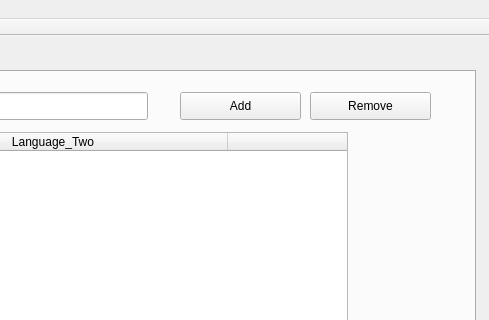
Old version of the form ui_files/mainWindow.ui in the repository LarsThore/Vokabeltrainer; both pictures show x 605 to 1094 and y 0 to 320 of the 1094 by 782 pixel window.
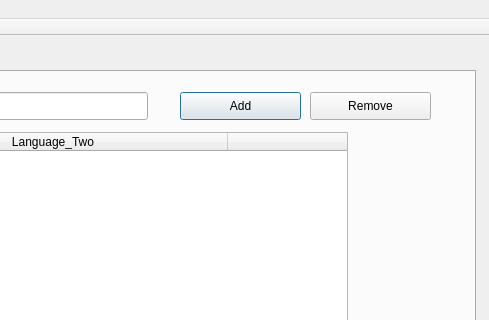
New version of the form. The open tabs and pages were chosen to show the change.

Patch:
```diff
--- a/ui_files/mainWindow.ui
+++ b/ui_files/mainWindow.ui
@@ -475,6 +475,9 @@
       <property name="text">
        <string>Add</string>
       </property>
+      <property name="default">
+       <bool>true</bool>
+      </property>
      </widget>
      <widget class="QPushButton" name="removeRowButton">
       <property name="geometry">
```
Left out of the diff: 6 changed lines with no effect on the pictures.
